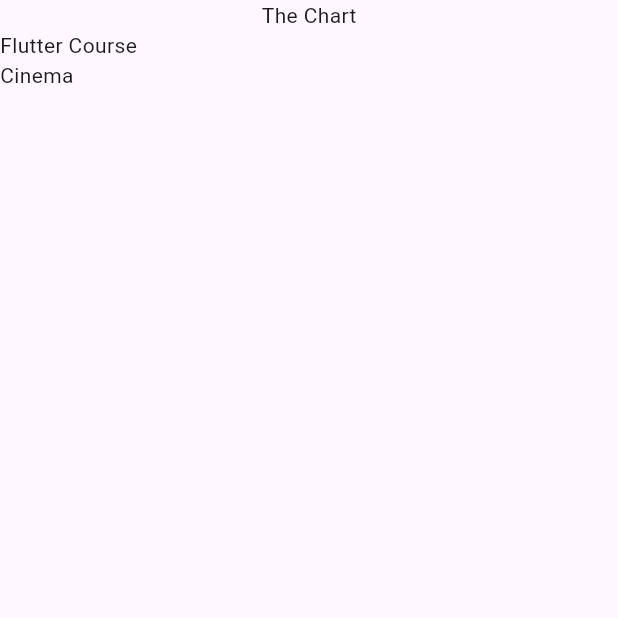
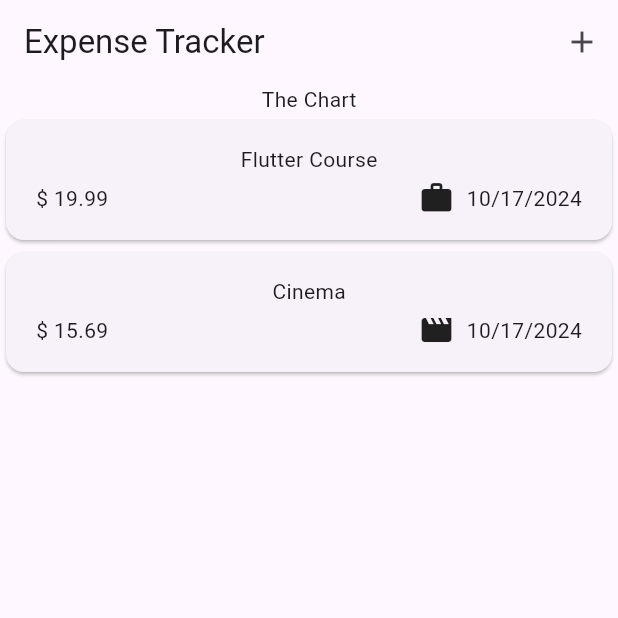
Before and after one commit to Branimir026/expense_tracker, a Flutter app: the screen it shows after launch, on a phone screen of 412 x 824 dp, the top half of it. Run offline on Flutter 3.47's test engine with Material 3 defaults, Android fonts, the phone set to English and light mode, and no system bars.

Commit message:
added icons for categories and started designing expense item

```diff
--- a/lib/main.dart
+++ b/lib/main.dart
@@ -1,6 +1,6 @@
 import 'package:flutter/material.dart';
 
-import 'package:expense_tracker/expenses.dart';
+import 'package:expense_tracker/widgets/expenses.dart';
 
 void main() {
   runApp(
--- a/lib/models/expense.dart
+++ b/lib/models/expense.dart
@@ -1,6 +1,10 @@
+import 'package:flutter/material.dart';
 import 'package:uuid/uuid.dart';
+import 'package:intl/intl.dart';
 
 const uuid = Uuid();
+
+final formatter = DateFormat.yMd();
 
 enum Category {
   food,
@@ -8,6 +12,13 @@ enum Category {
   leisure,
   work,
 }
+
+const categoryIcons = {
+  Category.food: Icons.lunch_dining,
+  Category.travel: Icons.flight_takeoff,
+  Category.leisure: Icons.movie,
+  Category.work: Icons.work,
+};
 
 class Expense {
   Expense({
@@ -22,4 +33,8 @@ class Expense {
   final double amount;
   final DateTime date;
   final Category category;
+
+  String get formattedDate {
+    return formatter.format(date);
+  }
 }
--- a/lib/expenses.dart
+++ b/lib/widgets/expenses.dart
@@ -1,6 +1,6 @@
 import 'package:flutter/material.dart';
 
-import 'package:expense_tracker/expenses_list.dart';
+import 'package:expense_tracker/widgets/expenses_list/expenses_list.dart';
 import 'package:expense_tracker/models/expense.dart';
 
 class Expenses extends StatefulWidget {
@@ -31,6 +31,15 @@ class _ExpensesState extends State<Expenses> {
   @override
   Widget build(BuildContext context) {
     return Scaffold(
+      appBar: AppBar(
+        title: const Text('Expense Tracker'),
+        actions: [
+          IconButton(
+            onPressed: () {},
+            icon: const Icon(Icons.add),
+          )
+        ],
+      ),
       body: Column(
         children: [
           const Text('The Chart'),
--- /dev/null
+++ b/lib/widgets/expenses_list/expense_item.dart
@@ -0,0 +1,44 @@
+import 'package:flutter/material.dart';
+
+import 'package:expense_tracker/models/expense.dart';
+
+class ExpenseItem extends StatelessWidget {
+  const ExpenseItem({required this.expense, super.key});
+
+  final Expense expense;
+
+  @override
+  Widget build(BuildContext context) {
+    return Card(
+      child: Padding(
+        padding: const EdgeInsets.symmetric(
+          horizontal: 20,
+          vertical: 16,
+        ),
+        child: Column(
+          children: [
+            Text(expense.title),
+            const SizedBox(
+              height: 4,
+            ),
+            Row(
+              children: [
+                Text('\$ ${expense.amount.toStringAsFixed(2)}'),
+                const Spacer(),
+                Row(
+                  children: [
+                    Icon(categoryIcons[expense.category]),
+                    const SizedBox(
+                      width: 8,
+                    ),
+                    Text(expense.formattedDate),
+                  ],
+                ),
+              ],
+            ),
+          ],
+        ),
+      ),
+    );
+  }
+}
--- a/lib/expenses_list.dart
+++ b/lib/widgets/expenses_list/expenses_list.dart
@@ -1,3 +1,4 @@
+import 'package:expense_tracker/widgets/expenses_list/expense_item.dart';
 import 'package:flutter/material.dart';
 import 'package:expense_tracker/models/expense.dart';
 
@@ -10,7 +11,7 @@ class ExpensesList extends StatelessWidget {
   Widget build(BuildContext context) {
     return ListView.builder(
       itemCount: expenses.length,
-      itemBuilder: (ctx, index) => Text(expenses[index].title),
+      itemBuilder: (ctx, index) => ExpenseItem(expense: expenses[index]),
     );
   }
 }
--- a/pubspec.yaml
+++ b/pubspec.yaml
@@ -36,6 +36,7 @@ dependencies:
   # Use with the CupertinoIcons class for iOS style icons.
   cupertino_icons: ^1.0.8
   uuid: ^4.5.1
+  intl: ^0.19.0
 
 dev_dependencies:
   flutter_test:
```
Also changed, not shown: pubspec.lock.
